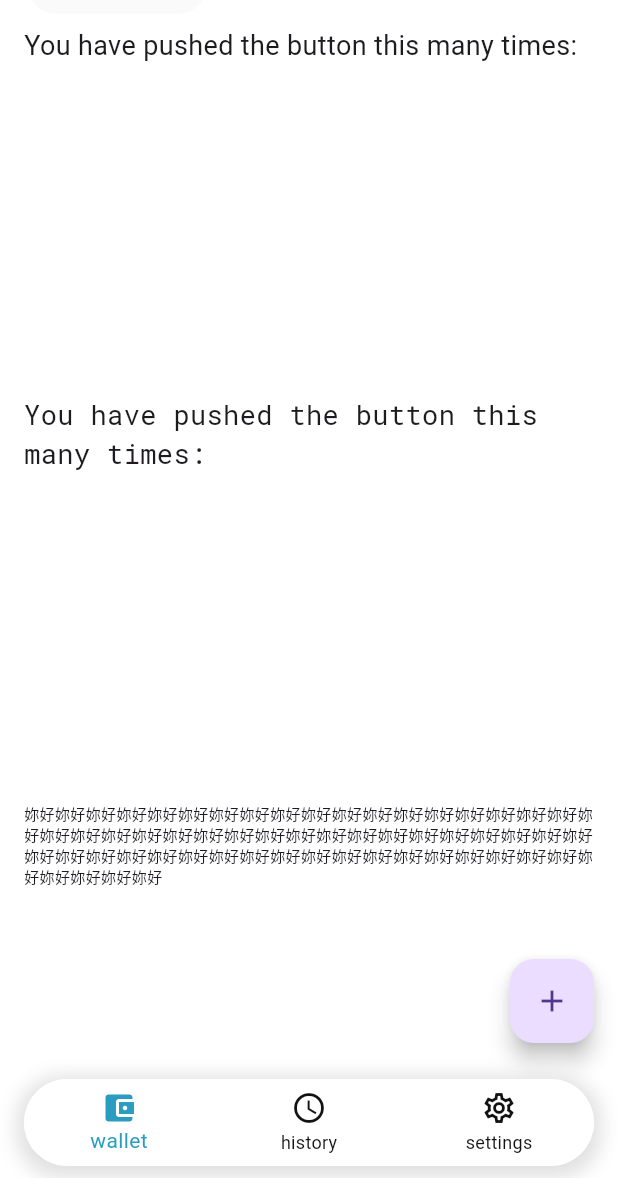
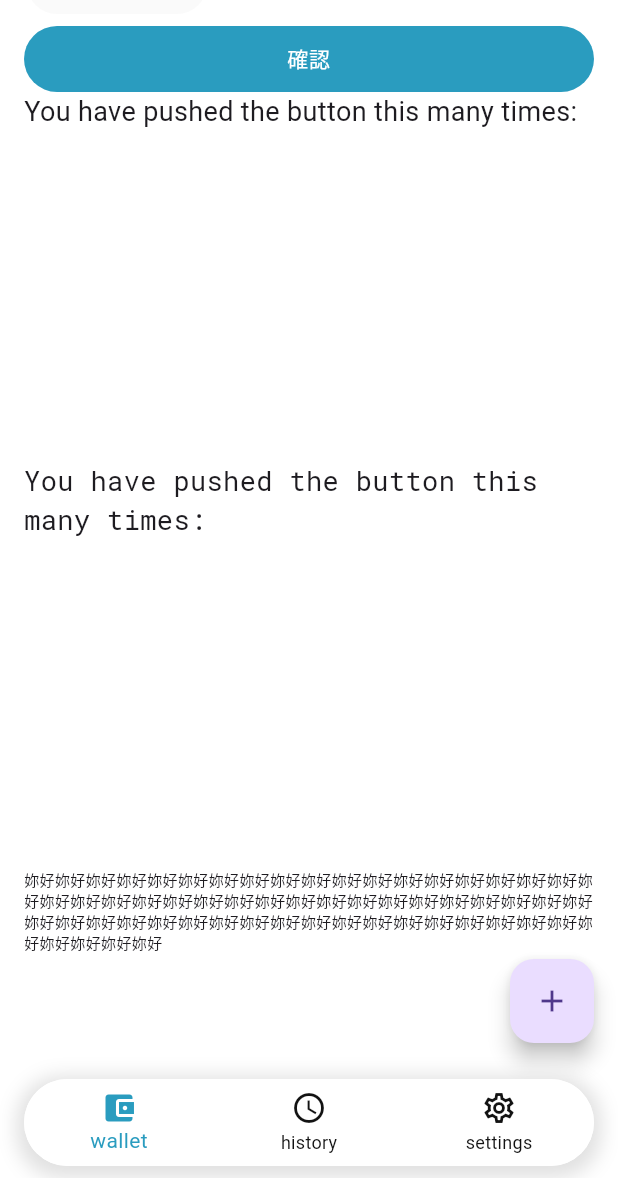
Before and after one commit to jun870805/blockchain_wallet, a Flutter app: the screen it shows after launch, on a phone screen of 412 x 824 dp, the part 58-1236 px from its top. Run offline on Flutter 3.47's test engine with Material 2 defaults, Android fonts, the phone set to English and light mode, and no system bars; drawn by our look-alikes of auto_size_text; our stand-ins replace flutter_riverpod, flutter_spinkit, shared_preferences; Roboto replaces fonts that are missing (MicrosoftJhengHei).

Commit message:
新增primary button component

````diff
--- a/lib/features/wallet/presentation/screens/wallet_page.dart
+++ b/lib/features/wallet/presentation/screens/wallet_page.dart
@@ -46,9 +46,14 @@ class _WalletPageState extends State<WalletPage> {
   }
 
   Widget _buildBody(BuildContext context) {
-    return const BWListView(
+    return BWListView(
       children: <Widget>[
-        Text(
+        BWPrimaryButton(
+          size: ButtonSize.M,
+          text: '確認',
+          onPressed: _openDialog,
+        ),
+        const Text(
           'You have pushed the button this many times:',
           style: TextStyle(
             fontFamily: 'MicrosoftJhengHei',
@@ -56,8 +61,8 @@ class _WalletPageState extends State<WalletPage> {
             fontWeight: FontWeight.normal,
           ),
         ),
-        SizedBox(height: 220),
-        Text(
+        const SizedBox(height: 220),
+        const Text(
           'You have pushed the button this many times:',
           style: TextStyle(
             fontSize: 18,
@@ -65,8 +70,8 @@ class _WalletPageState extends State<WalletPage> {
             fontWeight: FontWeight.normal,
           ),
         ),
-        SizedBox(height: 220),
-        Text(
+        const SizedBox(height: 220),
+        const Text(
           '妳好妳好妳好妳好妳好妳好妳好妳好妳好妳好妳好妳好妳好妳好妳好妳好妳好妳好妳好妳好妳好妳好妳好妳好妳好妳好妳好妳好妳好妳好妳好妳好妳好妳好妳好妳好妳好妳好妳好妳好妳好妳好妳好妳好妳好妳好妳好妳好妳好妳好妳好妳好妳好妳好妳好妳好妳好妳好妳好妳好',
           style: TextStyle(
             fontFamily: 'MicrosoftJhengHei',
@@ -74,8 +79,8 @@ class _WalletPageState extends State<WalletPage> {
             fontWeight: FontWeight.normal,
           ),
         ),
-        SizedBox(height: 220),
-        Text(
+        const SizedBox(height: 220),
+        const Text(
           '妳好',
           style: TextStyle(
             fontSize: 18,
--- a/lib/shared/components/button/button.dart
+++ b/lib/shared/components/button/button.dart
@@ -1,2 +1,6 @@
 export './dropdown_button.dart';
 export './icon_button.dart';
+export './primary_button.dart';
+
+// 按鈕大小類型
+enum ButtonSize { S, M, L }
--- a/lib/shared/components/button/dropdown_button.dart
+++ b/lib/shared/components/button/dropdown_button.dart
@@ -49,7 +49,7 @@ Color _getDropdownMenuBackgroundColor(BuildContext context) {
 TextStyle _getHintTextStyle(BuildContext context) {
   BWThemeData themeData = Theme.of(context).extension<BWThemeData>()!;
 
-  return themeData.typography.bodyMedium.apply(
+  return themeData.typography.bodyMediumRegular.apply(
     color: themeData.color.placeholder,
   );
 }
@@ -57,7 +57,7 @@ TextStyle _getHintTextStyle(BuildContext context) {
 TextStyle _getSelectedItemTextStyle(BuildContext context, bool isDisable) {
   BWThemeData themeData = Theme.of(context).extension<BWThemeData>()!;
 
-  return themeData.typography.bodyMedium.apply(
+  return themeData.typography.bodyMediumRegular.apply(
     color: isDisable ? themeData.color.placeholder : themeData.color.title,
   );
 }
@@ -65,7 +65,7 @@ TextStyle _getSelectedItemTextStyle(BuildContext context, bool isDisable) {
 TextStyle _getDropdownMenuItemTextStyle(BuildContext context, bool isSelected) {
   BWThemeData themeData = Theme.of(context).extension<BWThemeData>()!;
 
-  return themeData.typography.bodyMedium.apply(
+  return themeData.typography.bodyMediumRegular.apply(
     color: isSelected ? themeData.color.primary : themeData.color.title,
   );
 }
--- /dev/null
+++ b/lib/shared/components/button/primary_button.dart
@@ -0,0 +1,250 @@
+import 'package:flutter/material.dart';
+import 'package:auto_size_text/auto_size_text.dart';
+import 'package:flutter_spinkit/flutter_spinkit.dart';
+import './button.dart';
+import '../../styles/styles.dart';
+
+double _getHeight(BuildContext context, ButtonSize size) {
+  switch (size) {
+    case ButtonSize.S:
+      return 36;
+    case ButtonSize.M:
+      return 44;
+    case ButtonSize.L:
+      return 56;
+  }
+}
+
+double _getMinWidth(BuildContext context, ButtonSize size) {
+  switch (size) {
+    case ButtonSize.S:
+      return 141;
+    case ButtonSize.M:
+      return 150;
+    case ButtonSize.L:
+      return 150;
+  }
+}
+
+double _getSpinKitSize(BuildContext context, ButtonSize size) {
+  switch (size) {
+    case ButtonSize.S:
+      return 12;
+    case ButtonSize.M:
+      return 15;
+    case ButtonSize.L:
+      return 18;
+  }
+}
+
+EdgeInsets _getPadding(BuildContext context, ButtonSize size) {
+  switch (size) {
+    case ButtonSize.S:
+      return const EdgeInsets.symmetric(
+        horizontal: 16.0,
+      );
+    case ButtonSize.M:
+      return const EdgeInsets.symmetric(
+        horizontal: 24.0,
+      );
+    case ButtonSize.L:
+      return const EdgeInsets.symmetric(
+        horizontal: 32.0,
+      );
+  }
+}
+
+const BorderRadius _kBorderRadius = BorderRadius.all(
+  Radius.circular(35.0),
+);
+
+Color _getButtonBackgroundColor(
+  BuildContext context,
+  bool disabled,
+  bool heldDown,
+) {
+  BWThemeData themeData = Theme.of(context).extension<BWThemeData>()!;
+
+  Color color = themeData.color.primary;
+
+  if (disabled) color = themeData.color.background02;
+  if (heldDown) color = themeData.color.primaryShade;
+
+  return color;
+}
+
+Color _getSpinKitColor(BuildContext context) {
+  BWThemeData themeData = Theme.of(context).extension<BWThemeData>()!;
+
+  return themeData.color.background;
+}
+
+TextStyle _getTextStyle(
+  BuildContext context,
+  ButtonSize size,
+  bool disabled,
+  bool heldDown,
+) {
+  BWThemeData themeData = Theme.of(context).extension<BWThemeData>()!;
+
+  Color color = themeData.color.neutral14;
+
+  if (disabled) color = themeData.color.placeholder;
+  if (heldDown) color = themeData.color.neutral12;
+
+  switch (size) {
+    case ButtonSize.S:
+      return themeData.typography.buttonSmallRegular.apply(
+        color: color,
+      );
+    case ButtonSize.M:
+      return themeData.typography.buttonMediumRegular.apply(
+        color: color,
+      );
+    case ButtonSize.L:
+      return themeData.typography.buttonLargeRegular.apply(
+        color: color,
+      );
+  }
+}
+
+class BWPrimaryButton extends StatefulWidget {
+  /// ## Primary Button 主按鈕
+  /// ### Parameters:
+  /// * **size**(ButtonSize,_optional_): 按鈕大小(可選S、M、L)
+  /// * **onPressed**(VoidCallback,_optional_): 點擊事件
+  /// * **text**(String,***required***): 顯示文字
+  /// * **isLoading**(bool,_optional_): 是否載入中(預設false)
+  /// * **isDisabled**(bool,_optional_): 是否禁止點擊(預設false)
+  ///
+  /// ### Example:
+  /// ```dart
+  /// BWPrimaryButton(
+  ///   text: 'OK',
+  ///   onPressed: (){
+  ///     print('on Pressed OK button');
+  ///   },
+  /// );
+  /// ```
+  const BWPrimaryButton({
+    super.key,
+    required this.size,
+    this.onPressed,
+    this.text,
+    this.isLoading = false,
+    this.isDisabled = false,
+  });
+
+  /// 按鈕大小(可選S、M、L)
+  final ButtonSize size;
+
+  /// 點擊事件
+  final VoidCallback? onPressed;
+
+  /// 顯示文字
+  final String? text;
+
+  /// 是否載入中(預設false)
+  final bool isLoading;
+
+  /// 是否禁止點擊(預設false)
+  final bool isDisabled;
+
+  @override
+  State<BWPrimaryButton> createState() => _BWPrimaryButtonState();
+}
+
+class _BWPrimaryButtonState extends State<BWPrimaryButton> {
+  // 是否按下按鈕
+  bool _isHeldDown = false;
+
+  void _handleTapDown(TapDownDetails event) {
+    if (widget.isDisabled || widget.isLoading) return;
+    if (!_isHeldDown) {
+      _isHeldDown = true;
+    }
+    setState(() {});
+  }
+
+  void _handleTapUp(TapUpDetails event) {
+    if (widget.isDisabled || widget.isLoading) return;
+    if (_isHeldDown) {
+      _isHeldDown = false;
+    }
+    setState(() {});
+  }
+
+  void _handleTapCancel() {
+    if (widget.isDisabled || widget.isLoading) return;
+    if (_isHeldDown) {
+      _isHeldDown = false;
+    }
+    setState(() {});
+  }
+
+  Widget _buildLoadingView(BuildContext context) {
+    return SpinKitThreeBounce(
+      color: _getSpinKitColor(context),
+      size: _getSpinKitSize(context, widget.size),
+    );
+  }
+
+  Widget _buildButtonBody(BuildContext context) {
+    return Padding(
+      padding: _getPadding(context, widget.size),
+      child: AutoSizeText(
+        widget.text ?? '',
+        style: _getTextStyle(
+          context,
+          widget.size,
+          widget.isDisabled,
+          _isHeldDown,
+        ),
+        maxLines: 1,
+        minFontSize: 10,
+        wrapWords: false,
+        textAlign: TextAlign.center,
+        overflow: TextOverflow.ellipsis,
+      ),
+    );
+  }
+
+  Widget _buildButton(BuildContext context) {
+    return Container(
+      height: _getHeight(context, widget.size),
+      constraints: BoxConstraints(
+        minWidth: _getMinWidth(context, widget.size),
+      ),
+      decoration: BoxDecoration(
+        color: _getButtonBackgroundColor(
+          context,
+          widget.isDisabled,
+          _isHeldDown,
+        ),
+        borderRadius: _kBorderRadius,
+      ),
+      child: Align(
+        widthFactor: 1.0,
+        heightFactor: 1.0,
+        child: widget.isLoading
+            ? _buildLoadingView(context)
+            : _buildButtonBody(context),
+      ),
+    );
+  }
+
+  @override
+  Widget build(BuildContext context) {
+    if (widget.isDisabled || widget.isLoading) {
+      return _buildButton(context);
+    }
+
+    return GestureDetector(
+      onTap: widget.onPressed,
+      onTapDown: _handleTapDown,
+      onTapUp: _handleTapUp,
+      onTapCancel: _handleTapCancel,
+      child: _buildButton(context),
+    );
+  }
+}
--- a/lib/shared/components/dialog/confirm_dialog.dart
+++ b/lib/shared/components/dialog/confirm_dialog.dart
@@ -22,7 +22,7 @@ TextStyle _getTitleTextStyle(BuildContext context) {
 TextStyle _getContentTextStyle(BuildContext context) {
   BWThemeData themeData = Theme.of(context).extension<BWThemeData>()!;
 
-  return themeData.typography.bodySmall.apply(
+  return themeData.typography.bodySmallRegular.apply(
     color: themeData.color.note,
   );
 }
--- a/lib/shared/components/dialog/detail_dialog.dart
+++ b/lib/shared/components/dialog/detail_dialog.dart
@@ -25,7 +25,7 @@ TextStyle _getTitleTextStyle(BuildContext context) {
 TextStyle _getSubtitleTextStyle(BuildContext context) {
   BWThemeData themeData = Theme.of(context).extension<BWThemeData>()!;
 
-  return themeData.typography.bodyMedium.apply(
+  return themeData.typography.bodyMediumRegular.apply(
     color: themeData.color.note,
   );
 }
--- a/lib/shared/styles/typography.dart
+++ b/lib/shared/styles/typography.dart
@@ -106,30 +106,58 @@ class BWTypography {
       height: 1.5,
       letterSpacing: 0.1,
     ),
-    this.bodyLarge = const TextStyle(
+    this.bodyLargeRegular = const TextStyle(
       fontFamily: 'MicrosoftJhengHei',
       fontWeight: FontWeight.normal,
       fontSize: 16.0 - _errorFontSize,
       height: 1.5,
       letterSpacing: 0.5,
     ),
-    this.bodyMedium = const TextStyle(
+    this.bodyLargeBold = const TextStyle(
+      fontFamily: 'MicrosoftJhengHei',
+      fontWeight: FontWeight.bold,
+      fontSize: 16.0 - _errorFontSize,
+      height: 1.5,
+      letterSpacing: 0.5,
+    ),
+    this.bodyMediumRegular = const TextStyle(
       fontFamily: 'MicrosoftJhengHei',
       fontWeight: FontWeight.normal,
       fontSize: 14.0 - _errorFontSize,
       height: 1.5,
       letterSpacing: 0.25,
     ),
-    this.bodySmall = const TextStyle(
+    this.bodyMediumBold = const TextStyle(
+      fontFamily: 'MicrosoftJhengHei',
+      fontWeight: FontWeight.bold,
+      fontSize: 14.0 - _errorFontSize,
+      height: 1.5,
+      letterSpacing: 0.25,
+    ),
+    this.bodySmallRegular = const TextStyle(
       fontFamily: 'MicrosoftJhengHei',
       fontWeight: FontWeight.normal,
       fontSize: 12.0 - _errorFontSize,
       height: 1.5,
+      letterSpacing: 0.25,
+    ),
+    this.bodySmallBold = const TextStyle(
+      fontFamily: 'MicrosoftJhengHei',
+      fontWeight: FontWeight.bold,
+      fontSize: 12.0 - _errorFontSize,
+      height: 1.5,
       letterSpacing: 0.1,
     ),
-    this.buttonLarge = const TextStyle(
+    this.buttonLargeRegular = const TextStyle(
       fontFamily: 'MicrosoftJhengHei',
       fontWeight: FontWeight.normal,
+      fontSize: 16.0 - _errorFontSize,
+      height: 1.5,
+      letterSpacing: 0.5,
+    ),
+    this.buttonLargeBold = const TextStyle(
+      fontFamily: 'MicrosoftJhengHei',
+      fontWeight: FontWeight.bold,
       fontSize: 16.0 - _errorFontSize,
       height: 1.5,
       letterSpacing: 0.5,
@@ -148,23 +176,44 @@ class BWTypography {
       height: 1.5,
       letterSpacing: 0.5,
     ),
-    this.buttonSmall = const TextStyle(
+    this.buttonSmallRegular = const TextStyle(
       fontFamily: 'MicrosoftJhengHei',
       fontWeight: FontWeight.normal,
       fontSize: 12.0 - _errorFontSize,
       height: 1.5,
       letterSpacing: 0.5,
     ),
-    this.labelLarge = const TextStyle(
+    this.buttonSmallBold = const TextStyle(
+      fontFamily: 'MicrosoftJhengHei',
+      fontWeight: FontWeight.bold,
+      fontSize: 12.0 - _errorFontSize,
+      height: 1.5,
+      letterSpacing: 0.5,
+    ),
+    this.labelLargeRegular = const TextStyle(
       fontFamily: 'MicrosoftJhengHei',
       fontWeight: FontWeight.normal,
       fontSize: 14.0 - _errorFontSize,
       height: 1.5,
       letterSpacing: 0.1,
     ),
-    this.labelMedium = const TextStyle(
+    this.labelLargeBold = const TextStyle(
+      fontFamily: 'MicrosoftJhengHei',
+      fontWeight: FontWeight.bold,
+      fontSize: 14.0 - _errorFontSize,
+      height: 1.5,
+      letterSpacing: 0.1,
+    ),
+    this.labelMediumRegular = const TextStyle(
       fontFamily: 'MicrosoftJhengHei',
       fontWeight: FontWeight.normal,
+      fontSize: 12.0 - _errorFontSize,
+      height: 1.5,
+      letterSpacing: 0.5,
+    ),
+    this.labelMediumBold = const TextStyle(
+      fontFamily: 'MicrosoftJhengHei',
+      fontWeight: FontWeight.bold,
       fontSize: 12.0 - _errorFontSize,
       height: 1.5,
       letterSpacing: 0.5,
@@ -172,52 +221,40 @@ class BWTypography {
   });
 
   final TextStyle displayLarge;
-
   final TextStyle displayMedium;
-
   final TextStyle displaySmall;
 
   final TextStyle headlineLarge;
-
   final TextStyle headlineMediumBold;
-
   final TextStyle headlineMediumRegular;
-
   final TextStyle headlineSmallBold;
-
   final TextStyle headlineSmallRegular;
 
   final TextStyle titleLargeBold;
-
   final TextStyle titleLargeRegular;
-
   final TextStyle titleMediumBold;
-
   final TextStyle titleMediumRegular;
-
   final TextStyle titleSmallBold;
-
   final TextStyle titleSmallRegular;
-
   final TextStyle titleExtraSmallBold;
-
   final TextStyle titleExtraSmallRegular;
 
-  final TextStyle bodyLarge;
+  final TextStyle bodyLargeRegular;
+  final TextStyle bodyLargeBold;
+  final TextStyle bodyMediumRegular;
+  final TextStyle bodyMediumBold;
+  final TextStyle bodySmallRegular;
+  final TextStyle bodySmallBold;
 
-  final TextStyle bodyMedium;
+  final TextStyle buttonLargeRegular;
+  final TextStyle buttonLargeBold;
+  final TextStyle buttonMediumRegular;
+  final TextStyle buttonMediumBold;
+  final TextStyle buttonSmallRegular;
+  final TextStyle buttonSmallBold;
 
-  final TextStyle bodySmall;
-
-  final TextStyle buttonLarge;
-
-  final TextStyle buttonMediumRegular;
-
-  final TextStyle buttonMediumBold;
-
-  final TextStyle buttonSmall;
-
-  final TextStyle labelLarge;
-
-  final TextStyle labelMedium;
+  final TextStyle labelLargeRegular;
+  final TextStyle labelLargeBold;
+  final TextStyle labelMediumRegular;
+  final TextStyle labelMediumBold;
 }
````
Also changed, not shown: pubspec.yaml (+5 -2 lines), pubspec.lock.
